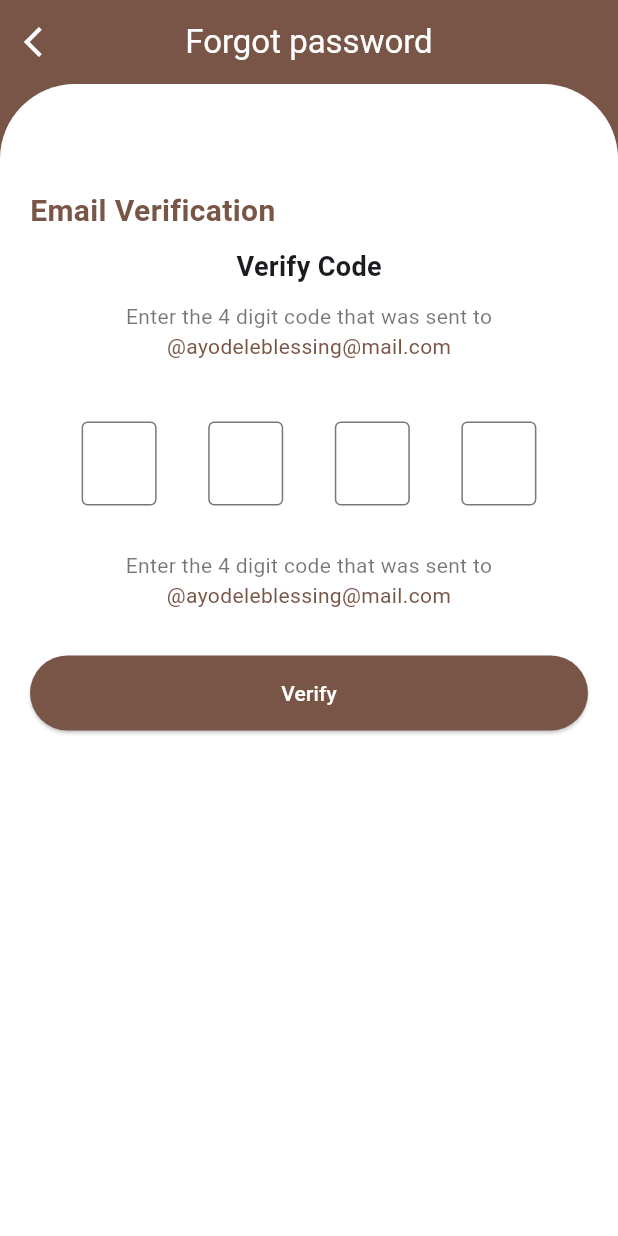
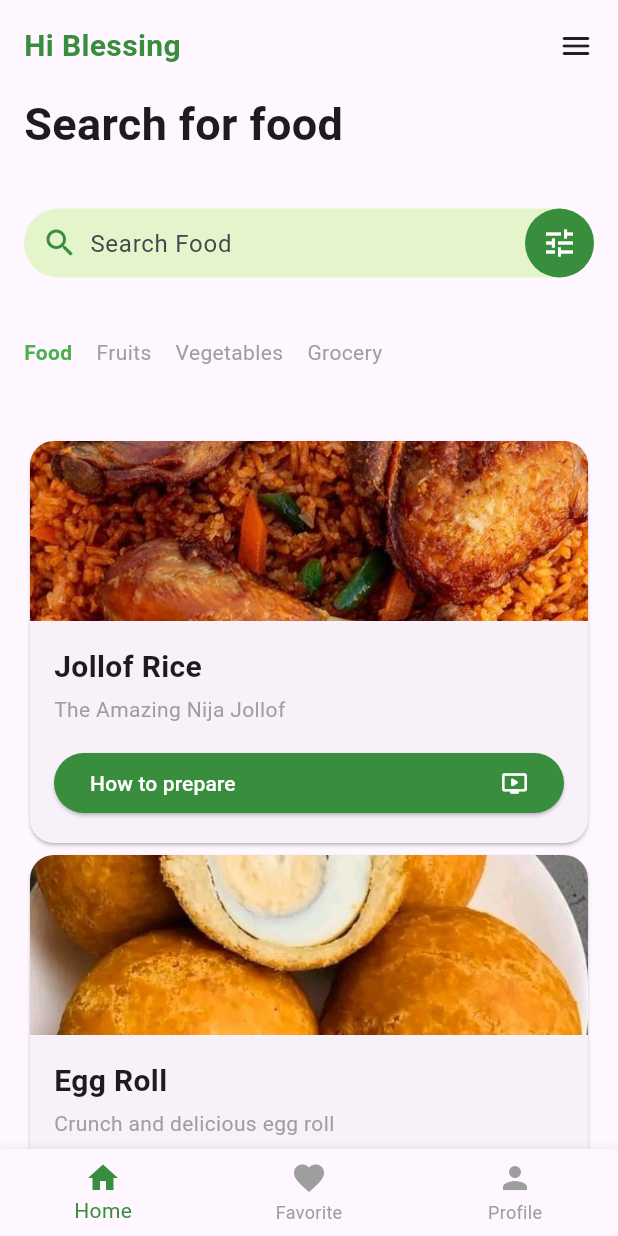
Before and after one commit to HorlahTech/meal-recipe, a Flutter app: the screen it shows after launch, after a tap on "Verify", on a phone screen of 412 x 824 dp. Run offline on Flutter 3.47's test engine with Material 3 defaults, Android fonts, the phone set to English and light mode, and no system bars.

Commit message:
third commit

```diff
--- /dev/null
+++ b/lib/favorite_page.dart
@@ -0,0 +1,45 @@
+import 'package:flutter/material.dart';
+
+class FavoritePage extends StatelessWidget {
+  const FavoritePage({super.key});
+
+  @override
+  Widget build(BuildContext context) {
+    return Scaffold(
+
+     /* bottomNavigationBar: BottomNavigationBar(
+        selectedItemColor: const Color(0xff388e3c),
+        unselectedItemColor: Colors.grey,
+        items: const [
+          BottomNavigationBarItem(icon: Icon(Icons.home), label: 'Home'),
+          BottomNavigationBarItem(icon: Icon(Icons.favorite), label: 'Favorite'),
+          BottomNavigationBarItem(icon: Icon(Icons.person), label: 'Profile'),
+        ],
+      ), */
+
+      appBar: AppBar(title: const Text('Favorites')),
+      body: ListView(
+        padding: const EdgeInsets.all(8),
+        children: [
+          Card(
+            elevation: 1,
+            shape: RoundedRectangleBorder(borderRadius: BorderRadius.circular(12)),
+            child: ListTile(
+              leading: CircleAvatar(
+                backgroundImage: AssetImage('assets/Egg roll.jpeg'),
+              ),
+              title: Text('Jollof Rice'),
+              subtitle: Text(
+                'Description',
+                style: TextStyle(color: Colors.grey),
+              ),
+              trailing: Icon(Icons.favorite, color: Colors.green),
+            ),
+          ),
+        ],
+      ),
+
+    );
+
+  }
+}
--- /dev/null
+++ b/lib/food_welcome_page.dart
@@ -0,0 +1,209 @@
+import 'package:flutter/material.dart';
+import 'package:food_project_app/profile_page.dart';
+import 'favorite_page.dart';
+
+class WelcomePage extends StatefulWidget {
+  const WelcomePage({super.key});
+
+  @override
+  State<WelcomePage> createState() => _WelcomePageState();
+}
+
+class _WelcomePageState extends State<WelcomePage> {
+  @override
+  Widget build(BuildContext context) {
+    return Scaffold(
+      bottomNavigationBar: BottomNavigationBar(
+        selectedItemColor: const Color(0xff388e3c),
+        unselectedItemColor: Colors.grey,
+        onTap: (index) {
+          if (index == 0) {
+          } else if (index == 1) {
+            Navigator.push(
+              context,
+              MaterialPageRoute(builder: (context) => const FavoritePage()),
+            );
+          } else if (index == 2) {
+            Navigator.push(
+              context,
+              MaterialPageRoute(builder: (context) => const ProfilePage()),
+            );
+          }
+        },
+        items: const [
+          BottomNavigationBarItem(icon: Icon(Icons.home), label: 'Home'),
+          BottomNavigationBarItem(icon: Icon(Icons.favorite), label: 'Favorite'),
+          BottomNavigationBarItem(icon: Icon(Icons.person), label: 'Profile'),
+        ],
+      ),
+
+      body: SafeArea(
+        child: SingleChildScrollView(
+          padding: const EdgeInsets.all(16),
+          child: Column(
+            crossAxisAlignment: CrossAxisAlignment.start,
+            children: [
+              // Greeting Row
+              Row(
+                mainAxisAlignment: MainAxisAlignment.spaceBetween,
+                children: const [
+                  Text(
+                    'Hi Blessing',
+                    style: TextStyle(
+                      fontSize: 20,
+                      fontWeight: FontWeight.bold,
+                      color: Color(0xff388e3c),
+                    ),
+                  ),
+                  Icon(Icons.menu_rounded),
+                ],
+              ),
+
+              // Title
+              const SizedBox(height: 16),
+              const Text(
+                "Search for food",
+                style: TextStyle(fontSize: 30, fontWeight: FontWeight.bold),
+              ),
+
+              const SizedBox(height: 35),
+
+              Container(
+                height: 46,
+                margin: const EdgeInsets.symmetric(horizontal: 0),
+                decoration: BoxDecoration(
+                  color: const Color(0xffe4f5cc),
+                  borderRadius: BorderRadius.circular(30),
+                ),
+                child: Row(
+                  children: [
+                    const SizedBox(width: 12),
+                    Icon(Icons.search, color: Colors.green.shade700),
+                    const SizedBox(width: 8),
+                    const Expanded(
+                      child: TextField(
+                        decoration: InputDecoration(
+                          hintText: 'Search Food',
+                          border: InputBorder.none,
+                        ),
+                      ),
+                    ),
+                    Container(
+                      height: 46,
+                      width: 46,
+                      decoration: BoxDecoration(
+                        color: Colors.green.shade700,
+                        borderRadius: BorderRadius.circular(30),
+                      ),
+                      child: const Icon(Icons.tune, color: Colors.white),
+                    ),
+                  ],
+                ),
+              ),
+
+              const SizedBox(height: 40),
+              Row(
+                children: const [
+                  Text("Food",
+                      style: TextStyle(
+                          fontWeight: FontWeight.bold, color: Colors.green)),
+                  SizedBox(width: 16),
+                  Text("Fruits", style: TextStyle(color: Colors.grey)),
+                  SizedBox(width: 16),
+                  Text("Vegetables", style: TextStyle(color: Colors.grey)),
+                  SizedBox(width: 16),
+                  Text("Grocery", style: TextStyle(color: Colors.grey)),
+                ],
+              ),
+              SizedBox(height: 45,),
+              FoodClass(imagepath: "assets/nija jollof.jpeg", Foodname: "Jollof Rice", Discription: "The Amazing Nija Jollof"),
+              FoodClass(imagepath: "assets/Egg roll.jpeg", Foodname: "Egg Roll", Discription: "Crunch and delicious egg roll"),
+              FoodClass(imagepath: "assets/Making Egusi.jpeg", Foodname: "Egusi/Semo", Discription: "Discription"),
+              FoodClass(imagepath: "assets/moi moi.jpeg", Foodname: "Moi-Moi", Discription: "Discription"),
+              FoodClass(imagepath: "assets/plantain.jpeg", Foodname: "Plantain/Fried Egg", Discription: "Discription"),
+              FoodClass(imagepath: "assets/potatoes.jpeg", Foodname: "Sweet Potatoes", Discription: "Discription")
+
+            ],
+          ),
+        ),
+      ),
+    );
+  }
+}
+class FoodClass extends StatelessWidget{
+  final String imagepath;
+  final String Foodname;
+  final String Discription;
+  //final VoidCallback? onpressed;
+  const FoodClass({
+    Key? key,
+    required this.imagepath,
+    required this.Foodname,
+    required this.Discription,
+   // required this.onpressed
+}) : super(key: key);
+
+  @override
+  Widget build(BuildContext context) {
+    return Card(
+      shape: RoundedRectangleBorder(borderRadius: BorderRadius.circular(16)),
+      child: Column(
+        mainAxisSize: MainAxisSize.min,
+        children: [
+          Container(
+            height: 120,
+            width: double.infinity,
+            clipBehavior: Clip.antiAlias,
+            decoration: BoxDecoration(
+              borderRadius: const BorderRadius.vertical(top: Radius.circular(16)),
+            ),
+            child: Image.asset(
+              imagepath,
+              fit: BoxFit.cover, // Makes image fill the space
+            ),
+          ),
+          Padding(
+            padding: const EdgeInsets.all(16.0),
+            child: Column(
+              crossAxisAlignment: CrossAxisAlignment.start,
+              children: [
+                Text(
+                  Foodname,
+                  style: TextStyle(fontSize: 20, fontWeight: FontWeight.bold),
+                ),
+                SizedBox(height: 4),
+                Text(
+                  Discription,
+                  style: TextStyle(color: Colors.grey),
+                ),
+
+                SizedBox(height: 15,),
+
+                ElevatedButton(
+                  style: ElevatedButton.styleFrom(
+                      backgroundColor: Colors.green.shade700),
+                  onPressed: () {
+                    //Navigator.push(
+                    // context,
+                    // MaterialPageRoute(
+                    // builder: (context) => ThirdScreen()));
+                  },
+                  child: Row(
+                    mainAxisAlignment: MainAxisAlignment.spaceBetween,
+                    children: [
+                      Text(
+                        "How to prepare",
+                        style: TextStyle(color: Colors.white),
+                      ),
+                      Icon(Icons.ondemand_video_rounded, color: Colors.white,),
+                    ],
+                  ),
+                ),
+              ],
+            ),
+          ),
+        ],
+      ),
+    );
+  }
+}
--- a/lib/forget_password_page.dart
+++ b/lib/forget_password_page.dart
@@ -1,4 +1,6 @@
 import 'package:flutter/material.dart';
+
+import 'food_welcome_page.dart';
 
 class PassPage extends StatefulWidget {
   const PassPage({super.key});
@@ -16,9 +18,9 @@ class _PassPageState extends State<PassPage> {
   @override
   Widget build(BuildContext context) {
     return Scaffold(
-      backgroundColor: Colors.brown,
+      backgroundColor: Colors.green.shade700,
       appBar: AppBar(
-        backgroundColor: Colors.brown,
+        backgroundColor: Colors.green.shade700,
         title: Text('Forgot password', style: TextStyle(color: Colors.white)),
         centerTitle: true,
         leading: IconButton(
@@ -38,7 +40,7 @@ class _PassPageState extends State<PassPage> {
           children: [
             SizedBox(height: 50,),
             Text('Email Verification',
-                style: TextStyle(fontSize: 20, fontWeight: FontWeight.bold, color: Colors.brown)),
+                style: TextStyle(fontSize: 20, fontWeight: FontWeight.bold, color: Colors.green.shade700)),
             SizedBox(height: 10),
             Center(
               child: Text('Verify Code',
@@ -46,7 +48,7 @@ class _PassPageState extends State<PassPage> {
             ),
             SizedBox(height: 10),
             Center(child: Text('Enter the 4 digit code that was sent to', style: TextStyle(color: Colors.black54))),
-            Center(child: Text('@ayodeleblessing@mail.com', style: TextStyle(color: Colors.brown),)),
+            Center(child: Text('@ayodeleblessing@mail.com', style: TextStyle(color: Colors.green.shade700),)),
             SizedBox(height: 40),
 
             Row(
@@ -69,7 +71,7 @@ class _PassPageState extends State<PassPage> {
                   ),
                   Text(
                     '@ayodeleblessing@mail.com',
-                    style: TextStyle(color: Colors.brown),
+                    style: TextStyle(color: Colors.green.shade700),
                     textAlign: TextAlign.center,
                   ),
                 ],
@@ -79,9 +81,14 @@ class _PassPageState extends State<PassPage> {
             SizedBox(
               width: double.infinity,
               child: ElevatedButton(
-                onPressed: () { },
+                onPressed: () {
+                  Navigator.push(
+                      context,
+                      MaterialPageRoute(
+                          builder: (context) => WelcomePage()));
+                },
                 style: ElevatedButton.styleFrom(
-                  backgroundColor: Colors.brown,
+                  backgroundColor: Colors.green.shade700,
                   padding: EdgeInsets.symmetric(vertical: 15),
                 ),
                 child: Text('Verify', style: TextStyle(color: Colors.white)),
--- /dev/null
+++ b/lib/profile_page.dart
@@ -0,0 +1,13 @@
+import 'package:flutter/material.dart';
+
+class ProfilePage extends StatelessWidget {
+  const ProfilePage({super.key});
+
+  @override
+  Widget build(BuildContext context) {
+    return Scaffold(
+      appBar: AppBar(title: const Text('Profile')),
+      body: const Center(child: Text('')),
+    );
+  }
+}
```
Also changed, not shown: pubspec.yaml (+7 -3 lines), assets/Egg roll.jpeg (added), assets/Making Egusi.jpeg (added), assets/moi moi.jpeg (added), assets/nija jollof.jpeg (added), assets/plantain.jpeg (added), assets/potatoes.jpeg (added).
